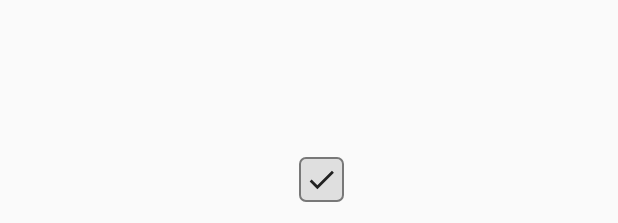
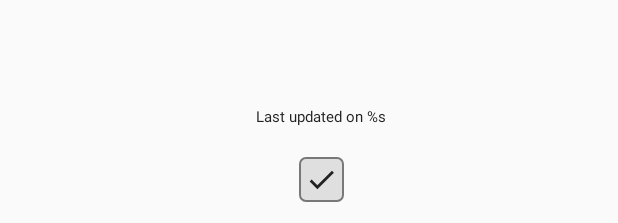
Before and after one commit to one-zeros/shopping-list-app, an Android app: the layout activity_main.xml on its own in the app's theme, with its tools: preview values and no code run, on a phone screen of 412 x 824 dp. Shown: the part 1010-1233 px from the top of the screen. Run offline under Robolectric (Android 15) with nearby library versions, the light colour scheme and no system bars.

Commit message:
sync to server

```diff
--- /dev/null
+++ b/app/src/main/java/in/onenzeros/shoppinglist/enum/UpdateType.kt
@@ -0,0 +1,5 @@
+package `in`.onenzeros.shoppinglist.enum
+
+enum class UpdateType {
+    PICKED, DROPPED, ADD, REMOVE
+}
--- /dev/null
+++ b/app/src/main/java/in/onenzeros/shoppinglist/rest/request/UpdateListRequest.kt
@@ -0,0 +1,5 @@
+package `in`.onenzeros.shoppinglist.rest.request
+
+class UpdateListRequest(var id: String, var action: String, var item: String) {
+
+}
--- a/app/src/main/res/layout/activity_main.xml
+++ b/app/src/main/res/layout/activity_main.xml
@@ -55,7 +55,7 @@
         app:layout_constraintEnd_toEndOf="parent"
         app:layout_constraintStart_toStartOf="parent"
         app:layout_constraintTop_toBottomOf="@id/layout_add_icon"
-        app:layout_constraintBottom_toTopOf="@id/tv_sync_time">
+        app:layout_constraintBottom_toTopOf="@id/tv_list_id">
         <View
             android:id="@+id/shopping_divider_top"
             android:layout_width="match_parent"
@@ -101,6 +101,25 @@
         app:layout_constraintEnd_toEndOf="parent"
         app:layout_constraintStart_toStartOf="parent" />
 
+    <TextView
+        android:id="@+id/tv_list_id"
+        android:layout_width="wrap_content"
+        android:layout_height="wrap_content"
+        android:layout_gravity="end|center_vertical"
+        android:layout_marginStart="16dp"
+        android:layout_marginLeft="16dp"
+        android:layout_marginTop="5dp"
+        android:layout_marginBottom="16dp"
+        android:gravity="center"
+        android:padding="4dp"
+        android:text="@string/last_updated_on_holder"
+        android:textColor="@color/textColor"
+        android:textSize="10sp"
+        android:visibility="visible"
+        app:layout_constraintBottom_toTopOf="@id/tv_sync_time"
+        app:layout_constraintEnd_toEndOf="parent"
+        app:layout_constraintStart_toStartOf="parent" />
+
     <ImageView
         android:id="@+id/iv_done"
         android:layout_width="30dp"
```
Also changed, not shown: app/src/main/java/in/onenzeros/shoppinglist/adapter/ShoppingListAdapter.kt (+8 -2 lines), app/src/main/java/in/onenzeros/shoppinglist/rest/ApiService.kt (+9 -2 lines), app/src/main/java/in/onenzeros/shoppinglist/screen/MainActivity.kt (+72 -7 lines), app/src/main/java/in/onenzeros/shoppinglist/utils/PreferenceUtil.kt (+8 -11 lines).
